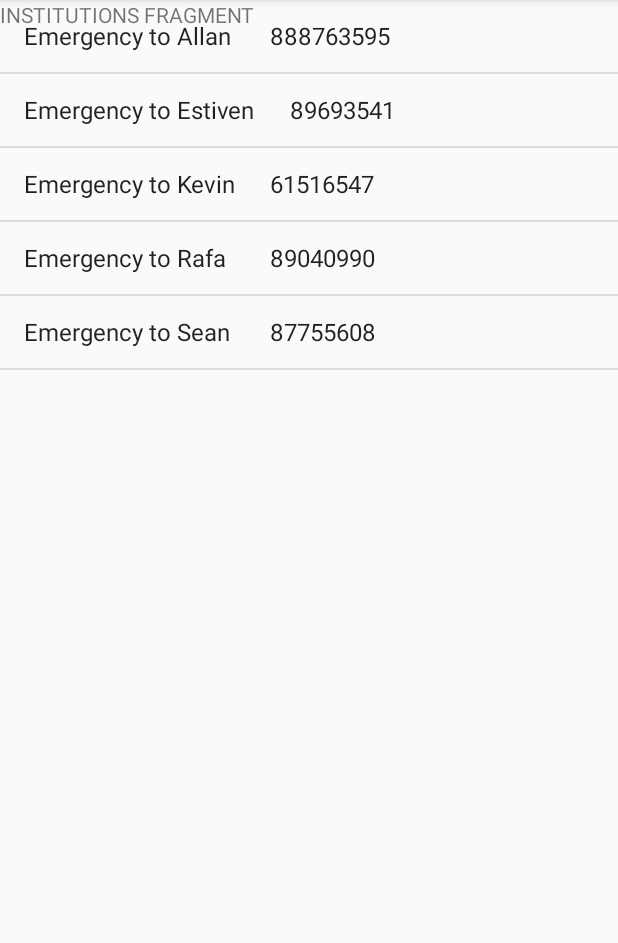
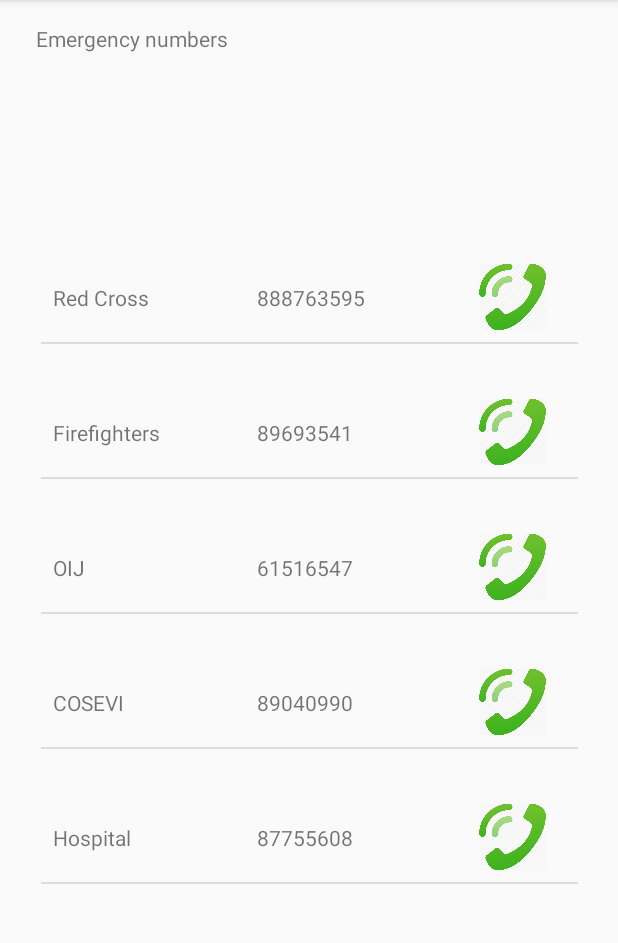
Before and after one commit to Rafa3094/HelpMe, an Android app: the screen it shows after launch (MainActivity), in the side drawer, after a tap on "Institutions", on a phone screen of 412 x 824 dp, the part 84-1027 px from its top. Run offline under Robolectric (Android 15) with nearby library versions, the phone set to English and light mode, and no system bars.

Commit message:
reparacion de instituciones

```diff
--- a/app/src/main/java/com/helpme/Entities/EmergencyNumber.java
+++ b/app/src/main/java/com/helpme/Entities/EmergencyNumber.java
@@ -3,12 +3,12 @@ package com.helpme.Entities;
 public class EmergencyNumber {
 
     private String name;
-    private int phone;
+    private String phone;
 
     public EmergencyNumber() {
     }
 
-    public EmergencyNumber(String name, int phone) {
+    public EmergencyNumber(String name, String phone) {
         this.name = name;
         this.phone = phone;
     }
@@ -17,7 +17,7 @@ public class EmergencyNumber {
         return name;
     }
 
-    public int getPhone() {
+    public String getPhone() {
         return phone;
     }
 
@@ -25,7 +25,7 @@ public class EmergencyNumber {
         this.name = name;
     }
 
-    public void setPhone(int phone) {
+    public void setPhone(String phone) {
         this.phone = phone;
     }
 
--- a/app/src/main/java/com/helpme/Fragments/InstitutionsFragment.java
+++ b/app/src/main/java/com/helpme/Fragments/InstitutionsFragment.java
@@ -1,26 +1,14 @@
 package com.helpme.Fragments;
 
 
-import android.Manifest;
-import android.content.Intent;
-import android.content.pm.PackageManager;
-import android.net.Uri;
 import android.os.Bundle;
-import android.os.storage.StorageManager;
 import android.support.annotation.NonNull;
-import android.support.v4.app.ActivityCompat;
 import android.support.v4.app.Fragment;
-import android.support.v4.content.ContextCompat;
-import android.util.Log;
 import android.view.LayoutInflater;
 import android.view.View;
 import android.view.ViewGroup;
-import android.widget.AdapterView;
-import android.widget.ArrayAdapter;
 import android.widget.ListView;
-
 import com.helpme.Entities.EmergencyNumber;
-import com.helpme.MainActivity;
 import com.helpme.R;
 
 import java.util.ArrayList;
@@ -32,6 +20,8 @@ public class InstitutionsFragment extends Fragment {
 
     View view;
     InstitutionsFragment fragment = this;
+    ListView list;
+    InstitutionsFragment inst;
 
     public InstitutionsFragment() {
         // Required empty public constructor
@@ -43,38 +33,21 @@ public class InstitutionsFragment extends Fragment {
                              Bundle savedInstanceState) {
         // Inflate the layout for this fragment
         super.onCreate(savedInstanceState);
+        inst = this;
         view = inflater.inflate(R.layout.fragment_institutions, container, false);
+        list = view.findViewById(R.id.emergency_list);
+        list.setAdapter(new institutionListAdapter(this.getContext(),getCallList(), inst));
 
-        ListView lv = (ListView) view.findViewById(R.id.emergency_list);
-
-        final ArrayAdapter adapter = new ArrayAdapter<EmergencyNumber>(getActivity(), android.R.layout.simple_list_item_1 , getArrayOfArrayList());
-
-        lv.setAdapter(adapter);
-        lv.setOnItemClickListener(new AdapterView.OnItemClickListener() {
-            @Override
-            public void onItemClick(AdapterView<?> parent, View view, int position, long id) {
-                if(ContextCompat.checkSelfPermission(getContext(), Manifest.permission.CALL_PHONE) == PackageManager.PERMISSION_DENIED){
-                    ActivityCompat.requestPermissions(getActivity(), new String[] {Manifest.permission.CALL_PHONE}, 1);
-                }
-                if(ContextCompat.checkSelfPermission(getContext(), Manifest.permission.CALL_PHONE) == PackageManager.PERMISSION_GRANTED) {
-                    String phoneNumber = "" + ((EmergencyNumber) parent.getAdapter().getItem(position)).getPhone();
-                    Intent intent = new Intent(getActivity(), InstitutionsFragment.class);
-                    startActivity(new Intent(Intent.ACTION_CALL, Uri.parse("tel:" + phoneNumber)));
-                }
-            }
-        });
         return view;
     }
 
-    private EmergencyNumber[] getArrayOfArrayList(){
-        EmergencyNumber[] stringArray = {
-                new EmergencyNumber("Emergency to Allan",888763595),
-                new EmergencyNumber("Emergency to Estiven",89693541),
-                new EmergencyNumber("Emergency to Kevin", 61516547),
-                new EmergencyNumber("Emergency to Rafa", 89040990),
-                new EmergencyNumber("Emergency to Sean", 87755608)
-        };
-        return stringArray;
+    private ArrayList<EmergencyNumber> getCallList() {
+        ArrayList<EmergencyNumber> list = new ArrayList();
+        list.add(new EmergencyNumber("Red Cross","888763595"));
+        list.add(new EmergencyNumber("Firefighters","89693541"));
+        list.add(new EmergencyNumber("OIJ", "61516547"));
+        list.add(new EmergencyNumber("COSEVI", "89040990"));
+        list.add(new EmergencyNumber("Hospital", "87755608"));
+        return list;
     }
-
 }
--- /dev/null
+++ b/app/src/main/java/com/helpme/Fragments/institutionListAdapter.java
@@ -0,0 +1,94 @@
+package com.helpme.Fragments;
+
+import android.Manifest;
+import android.content.Context;
+import android.content.Intent;
+import android.content.pm.PackageManager;
+import android.net.Uri;
+import android.support.v4.app.ActivityCompat;
+import android.support.v4.content.ContextCompat;
+import android.view.LayoutInflater;
+import android.view.View;
+import android.view.ViewGroup;
+import android.widget.BaseAdapter;
+import android.widget.ImageView;
+import android.widget.TextView;
+
+import com.helpme.Entities.EmergencyNumber;
+import com.helpme.R;
+
+import java.util.ArrayList;
+
+public class institutionListAdapter extends BaseAdapter {
+
+
+    private static LayoutInflater inflater = null;
+    Context contexto;
+    ArrayList<EmergencyNumber> emergencyList;
+    InstitutionsFragment inst;
+
+
+    public institutionListAdapter(Context contexto, ArrayList<EmergencyNumber> emergencyList, InstitutionsFragment inst) {
+        this.contexto = contexto;
+        this.emergencyList = emergencyList;
+        this.inst = inst;
+        inflater = (LayoutInflater)contexto.getSystemService(contexto.LAYOUT_INFLATER_SERVICE);
+    }
+
+    @Override
+    public View getView(int e, View convertView, ViewGroup parent) {
+        final int i = e;
+        final View view = inflater.inflate(R.layout.institution_element, null);
+
+        TextView name = (TextView) view.findViewById(R.id.textView7);
+        TextView phone = (TextView) view.findViewById(R.id.textView8);
+        ImageView callImage = (ImageView) view.findViewById(R.id.imageView2);
+
+        name.setText(emergencyList.get(i).getName());
+        phone.setText(emergencyList.get(i).getPhone());
+        callImage.setImageResource(R.drawable.call);
+        callImage.setTag(i);
+        callImage = callImageAction(callImage, i, view);
+        return view;
+    }
+
+
+    public ImageView callImageAction(ImageView callImage, final int i, final View view) {
+        callImage.setOnClickListener(new View.OnClickListener() {
+            @Override
+            public void onClick(View v) {
+                final int index = Integer.parseInt(v.getTag().toString());
+                if(ContextCompat.checkSelfPermission(contexto, Manifest.permission.CALL_PHONE) == PackageManager.PERMISSION_DENIED){
+                    ActivityCompat.requestPermissions(inst.getActivity(), new String[] {Manifest.permission.CALL_PHONE}, 1);
+                }
+                if(ContextCompat.checkSelfPermission(contexto, Manifest.permission.CALL_PHONE) == PackageManager.PERMISSION_GRANTED) {
+                    String phoneNumber = emergencyList.get(i).getPhone();
+                    Intent intent = new Intent(inst.getActivity(), InstitutionsFragment.class);
+                    inst.startActivity(new Intent(Intent.ACTION_CALL, Uri.parse("tel:" + phoneNumber)));
+                }
+            }
+        });
+        return callImage;
+    }
+
+    @Override
+    public int getCount() {
+        int e = 0;
+        try{
+            e = emergencyList.size();
+        } catch(Exception ex) {
+
+        }
+        return e;
+    }
+
+    @Override
+    public Object getItem(int position) {
+        return null;
+    }
+
+    @Override
+    public long getItemId(int position) {
+        return 0;
+    }
+}
--- a/app/src/main/res/layout/fragment_institutions.xml
+++ b/app/src/main/res/layout/fragment_institutions.xml
@@ -1,5 +1,6 @@
 <?xml version="1.0" encoding="utf-8"?>
-<FrameLayout xmlns:android="http://schemas.android.com/apk/res/android"
+<android.support.constraint.ConstraintLayout xmlns:android="http://schemas.android.com/apk/res/android"
+    xmlns:app="http://schemas.android.com/apk/res-auto"
     xmlns:tools="http://schemas.android.com/tools"
     android:layout_width="match_parent"
     android:layout_height="match_parent"
@@ -9,12 +10,35 @@
     <TextView
         android:id="@+id/a"
         android:layout_width="match_parent"
-        android:layout_height="match_parent"
-        android:text="@string/institutions_fragment" />
+        android:layout_height="match_parent" />
 
     <ListView
         android:id="@+id/emergency_list"
-        android:layout_width="match_parent"
-        android:layout_height="match_parent" />
+        android:layout_width="358dp"
+        android:layout_height="494dp"
+        android:layout_marginStart="8dp"
+        android:layout_marginTop="8dp"
+        android:layout_marginEnd="8dp"
+        android:layout_marginBottom="8dp"
+        app:layout_constraintBottom_toBottomOf="@+id/a"
+        app:layout_constraintEnd_toEndOf="@+id/a"
+        app:layout_constraintStart_toStartOf="@+id/a"
+        app:layout_constraintTop_toTopOf="@+id/a"
+        app:layout_constraintVertical_bias="0.51" />
 
-</FrameLayout>
+    <TextView
+        android:id="@+id/textView9"
+        android:layout_width="wrap_content"
+        android:layout_height="wrap_content"
+        android:layout_marginStart="24dp"
+        android:layout_marginTop="8dp"
+        android:layout_marginEnd="8dp"
+        android:text="Emergency numbers"
+        app:layout_constraintBottom_toBottomOf="parent"
+        app:layout_constraintEnd_toEndOf="@+id/a"
+        app:layout_constraintHorizontal_bias="0.0"
+        app:layout_constraintStart_toStartOf="parent"
+        app:layout_constraintTop_toTopOf="parent"
+        app:layout_constraintVertical_bias="0.011" />
+
+</android.support.constraint.ConstraintLayout>
--- /dev/null
+++ b/app/src/main/res/layout/institution_element.xml
@@ -0,0 +1,82 @@
+<?xml version="1.0" encoding="utf-8"?>
+<android.support.constraint.ConstraintLayout xmlns:android="http://schemas.android.com/apk/res/android"
+    xmlns:app="http://schemas.android.com/apk/res-auto"
+    xmlns:tools="http://schemas.android.com/tools"
+    android:layout_width="match_parent"
+    android:layout_height="match_parent">
+
+    <ImageView
+        android:id="@+id/imageView2"
+        android:layout_width="46dp"
+        android:layout_height="45dp"
+        android:layout_marginStart="8dp"
+        android:layout_marginTop="8dp"
+        android:layout_marginEnd="8dp"
+        android:layout_marginBottom="8dp"
+        app:layout_constraintBottom_toTopOf="@+id/guideline14"
+        app:layout_constraintEnd_toEndOf="parent"
+        app:layout_constraintStart_toStartOf="@+id/guideline16"
+        app:layout_constraintTop_toTopOf="@+id/guideline13"
+        app:srcCompat="@drawable/call" />
+
+    <android.support.constraint.Guideline
+        android:id="@+id/guideline13"
+        android:layout_width="wrap_content"
+        android:layout_height="wrap_content"
+        android:orientation="horizontal"
+        app:layout_constraintGuide_begin="29dp" />
+
+    <android.support.constraint.Guideline
+        android:id="@+id/guideline14"
+        android:layout_width="wrap_content"
+        android:layout_height="wrap_content"
+        android:orientation="horizontal"
+        app:layout_constraintGuide_begin="89dp" />
+
+    <android.support.constraint.Guideline
+        android:id="@+id/guideline15"
+        android:layout_width="wrap_content"
+        android:layout_height="wrap_content"
+        android:orientation="vertical"
+        app:layout_constraintGuide_begin="136dp" />
+
+    <android.support.constraint.Guideline
+        android:id="@+id/guideline16"
+        android:layout_width="wrap_content"
+        android:layout_height="wrap_content"
+        android:orientation="vertical"
+        app:layout_constraintGuide_begin="271dp" />
+
+    <TextView
+        android:id="@+id/textView7"
+        android:layout_width="wrap_content"
+        android:layout_height="wrap_content"
+        android:layout_marginStart="8dp"
+        android:layout_marginTop="8dp"
+        android:layout_marginEnd="8dp"
+        android:layout_marginBottom="8dp"
+        android:text="TextView"
+        app:layout_constraintBottom_toTopOf="@+id/guideline14"
+        app:layout_constraintEnd_toStartOf="@+id/guideline15"
+        app:layout_constraintHorizontal_bias="0.0"
+        app:layout_constraintStart_toStartOf="parent"
+        app:layout_constraintTop_toTopOf="@+id/guideline13"
+        app:layout_constraintVertical_bias="0.51" />
+
+    <TextView
+        android:id="@+id/textView8"
+        android:layout_width="wrap_content"
+        android:layout_height="wrap_content"
+        android:layout_marginStart="8dp"
+        android:layout_marginTop="8dp"
+        android:layout_marginEnd="8dp"
+        android:layout_marginBottom="8dp"
+        android:text="TextView"
+        app:layout_constraintBottom_toTopOf="@+id/guideline14"
+        app:layout_constraintEnd_toStartOf="@+id/guideline16"
+        app:layout_constraintHorizontal_bias="0.0"
+        app:layout_constraintStart_toStartOf="@+id/guideline15"
+        app:layout_constraintTop_toTopOf="@+id/guideline13"
+        app:layout_constraintVertical_bias="0.52" />
+
+</android.support.constraint.ConstraintLayout>
```
Also changed, not shown: app/src/main/res/drawable-hdpi/call.png (added).
